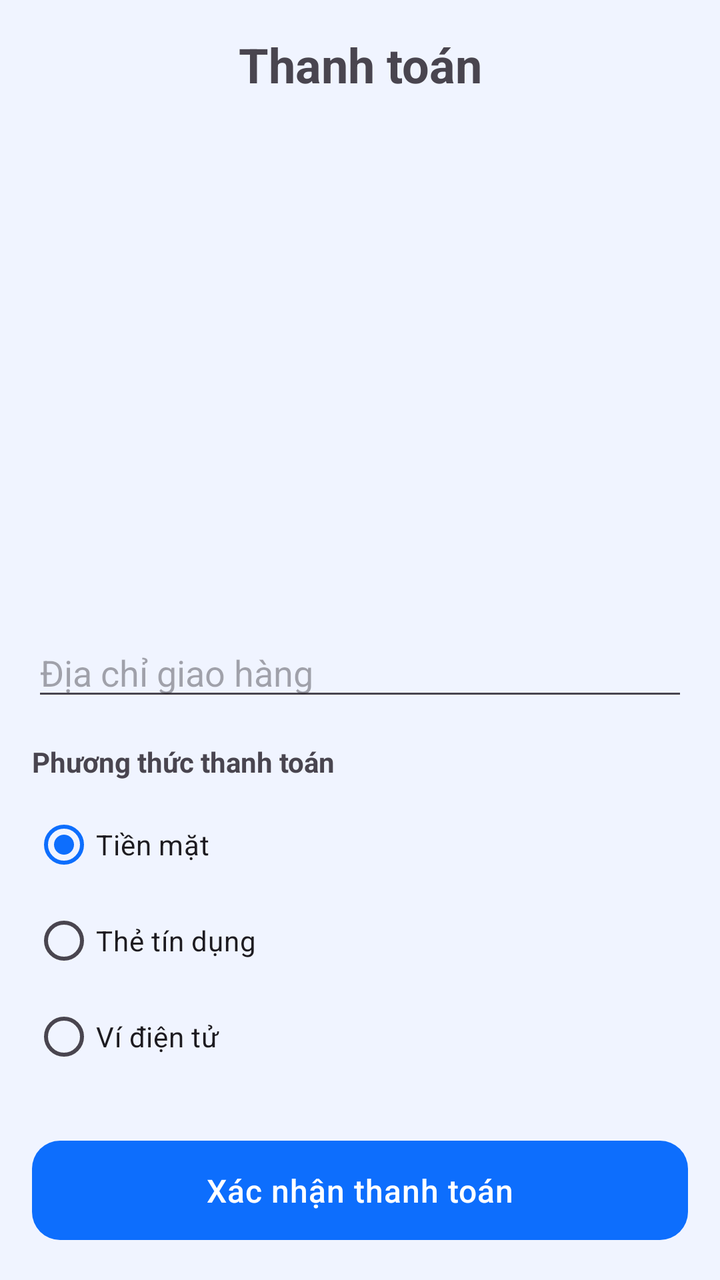
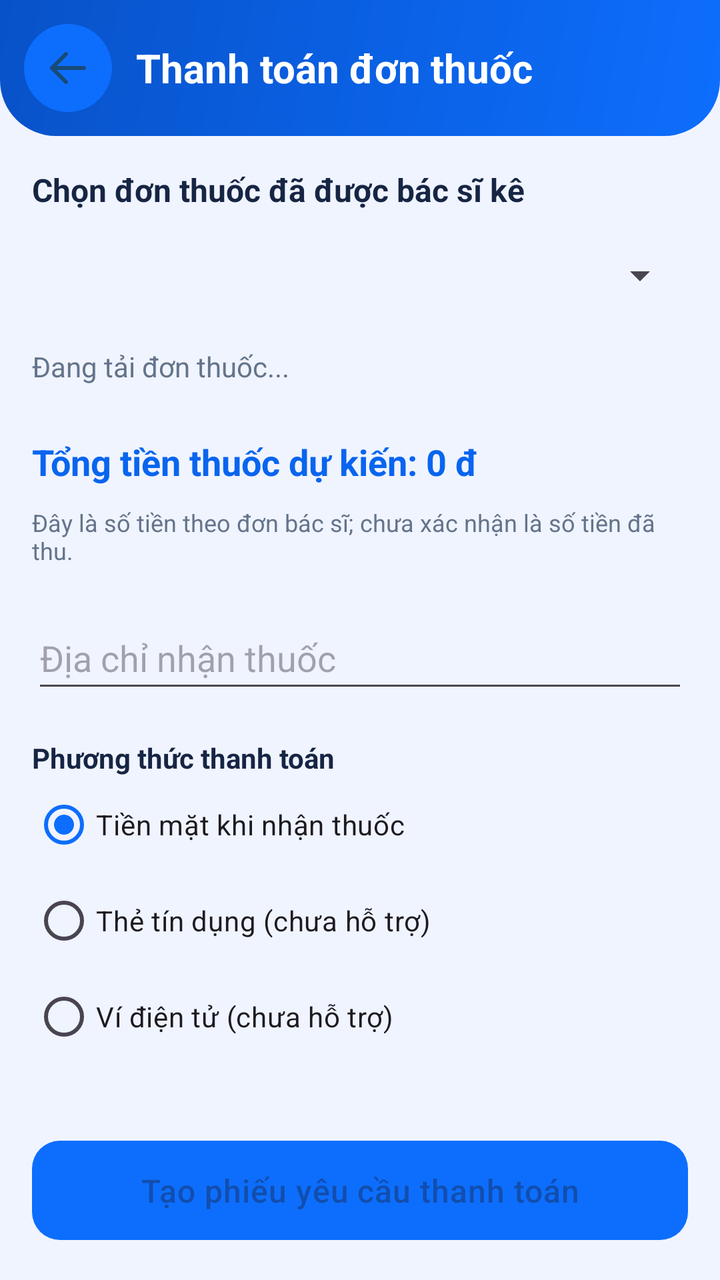

Before-and-after screenshots of an Android layout around one commit, followed by the original layout XML and the change that was made.
<!-- AndroidManifest.xml: application theme Theme.UniCare -->
<!-- res/layout/activity_payment.xml -->
<?xml version="1.0" encoding="utf-8"?>
<LinearLayout xmlns:android="http://schemas.android.com/apk/res/android"
    android:layout_width="match_parent"
    android:layout_height="match_parent"
    android:orientation="vertical"
    android:padding="16dp">

    <TextView
        android:layout_width="match_parent"
        android:layout_height="wrap_content"
        android:text="Thanh toán"
        android:textSize="24sp"
        android:textStyle="bold"
        android:gravity="center"
        android:layout_marginBottom="16dp"/>

    <androidx.recyclerview.widget.RecyclerView
        android:id="@+id/rvPaymentItems"
        android:layout_width="match_parent"
        android:layout_height="0dp"
        android:layout_weight="1"/>

    <TextView
        android:id="@+id/tvTotalAmount"
        android:layout_width="match_parent"
        android:layout_height="wrap_content"
        android:textSize="18sp"
        android:textStyle="bold"
        android:layout_marginTop="16dp"
        android:layout_marginBottom="16dp"/>

    <EditText
        android:id="@+id/etAddress"
        android:layout_width="match_parent"
        android:layout_height="wrap_content"
        android:hint="Địa chỉ giao hàng"
        android:inputType="textPostalAddress"
        android:layout_marginBottom="16dp"/>

    <TextView
        android:layout_width="match_parent"
        android:layout_height="wrap_content"
        android:text="Phương thức thanh toán"
        android:textStyle="bold"
        android:layout_marginBottom="8dp"/>

    <RadioGroup
        android:id="@+id/rgPaymentMethod"
        android:layout_width="match_parent"
        android:layout_height="wrap_content"
        android:layout_marginBottom="24dp">

        <RadioButton
            android:id="@+id/rbCash"
            android:layout_width="wrap_content"
            android:layout_height="wrap_content"
            android:text="Tiền mặt"
            android:checked="true"/>

        <RadioButton
            android:id="@+id/rbCard"
            android:layout_width="wrap_content"
            android:layout_height="wrap_content"
            android:text="Thẻ tín dụng"/>

        <RadioButton
            android:id="@+id/rbWallet"
            android:layout_width="wrap_content"
            android:layout_height="wrap_content"
            android:text="Ví điện tử"/>
    </RadioGroup>

    <Button
        android:id="@+id/btnConfirmPayment"
        android:layout_width="match_parent"
        android:layout_height="wrap_content"
        android:text="Xác nhận thanh toán"/>

</LinearLayout>
<!-- resources referenced by this layout -->
<resources>
  <style name="Theme.UniCare" parent="Theme.Material3.DayNight.NoActionBar">
          
          <item name="colorPrimary">#0D6EFD</item>
          <item name="colorPrimaryVariant">#0852C8</item>
          <item name="colorOnPrimary">#FFFFFF</item>
          
          <item name="colorSecondary">#00C4A7</item>
          <item name="colorSecondaryVariant">#00A089</item>
          <item name="colorOnSecondary">#FFFFFF</item>
          
          <item name="colorSurface">#FFFFFF</item>
          <item name="colorOnSurface">#1A1A2E</item>
          
          <item name="android:colorBackground">#F0F4FF</item>
          
          <item name="android:statusBarColor">#0852C8</item>
          <item name="android:windowLightStatusBar">false</item>
          <item name="android:navigationBarColor">#FFFFFF</item>
          <item name="android:windowLightNavigationBar">true</item>
          
          <item name="materialButtonStyle">@style/Widget.UniCare.Button</item>
          <item name="textInputStyle">@style/Widget.UniCare.TextInputLayout</item>
      </style>
  <style name="Widget.UniCare.Button" parent="Widget.Material3.Button">
          <item name="android:paddingTop">14dp</item>
          <item name="android:paddingBottom">14dp</item>
          <item name="android:textSize">16sp</item>
          <item name="android:letterSpacing">0.02</item>
          <item name="android:textAllCaps">false</item>
          <item name="cornerRadius">14dp</item>
          <item name="backgroundTint">#0D6EFD</item>
          <item name="elevation">2dp</item>
      </style>
  <style name="Widget.UniCare.TextInputLayout" parent="Widget.Material3.TextInputLayout.OutlinedBox">
          <item name="boxCornerRadiusBottomEnd">12dp</item>
          <item name="boxCornerRadiusBottomStart">12dp</item>
          <item name="boxCornerRadiusTopEnd">12dp</item>
          <item name="boxCornerRadiusTopStart">12dp</item>
          <item name="boxStrokeColor">#CBD5F5</item>
          <item name="hintTextColor">#6B7280</item>
      </style>
</resources>

<!-- the commit's change to res/layout/activity_payment.xml (unified diff, before → after) -->
@@ -3,77 +3,137 @@
     android:layout_width="match_parent"
     android:layout_height="match_parent"
     android:orientation="vertical"
-    android:padding="16dp">
+    android:background="#F0F4FF">
 
-    <TextView
+    <LinearLayout
         android:layout_width="match_parent"
         android:layout_height="wrap_content"
-        android:text="Thanh toán"
-        android:textSize="24sp"
-        android:textStyle="bold"
-        android:gravity="center"
-        android:layout_marginBottom="16dp"/>
+        android:orientation="horizontal"
+        android:gravity="center_vertical"
+        android:background="@drawable/gradient_header"
+        android:padding="12dp">
+        <ImageButton
+            android:id="@+id/btnBack"
+            android:layout_width="44dp"
+            android:layout_height="44dp"
+            android:background="@drawable/bg_icon_circle_blue"
+            android:src="@drawable/ic_arrow_back"
+            android:contentDescription="Quay lại"
+            android:padding="10dp" />
+        <TextView
+            android:layout_width="wrap_content"
+            android:layout_height="wrap_content"
+            android:layout_marginStart="12dp"
+            android:text="Thanh toán đơn thuốc"
+            android:textColor="#FFFFFF"
+            android:textSize="20sp"
+            android:textStyle="bold" />
+    </LinearLayout>
 
-    <androidx.recyclerview.widget.RecyclerView
-        android:id="@+id/rvPaymentItems"
+    <ScrollView
         android:layout_width="match_parent"
         android:layout_height="0dp"
-        android:layout_weight="1"/>
+        android:layout_weight="1"
+        android:fillViewport="true">
+        <LinearLayout
+            android:layout_width="match_parent"
+            android:layout_height="wrap_content"
+            android:padding="16dp"
+            android:orientation="vertical">
 
-    <TextView
-        android:id="@+id/tvTotalAmount"
-        android:layout_width="match_parent"
-        android:layout_height="wrap_content"
-        android:textSize="18sp"
-        android:textStyle="bold"
-        android:layout_marginTop="16dp"
-        android:layout_marginBottom="16dp"/>
+            <TextView
+                android:layout_width="match_parent"
+                android:layout_height="wrap_content"
+                android:text="Chọn đơn thuốc đã được bác sĩ kê"
+                android:textColor="#172544"
+                android:textStyle="bold"
+                android:textSize="16sp" />
+            <Spinner
+                android:id="@+id/spinnerPrescriptions"
+                android:layout_width="match_parent"
+                android:layout_height="wrap_content"
+                android:layout_marginTop="8dp"
+                android:minHeight="48dp" />
+            <TextView
+                android:id="@+id/tvPaymentStatus"
+                android:layout_width="match_parent"
+                android:layout_height="wrap_content"
+                android:layout_marginTop="12dp"
+                android:text="Đang tải đơn thuốc..."
+                android:textColor="#64748B"
+                android:textSize="14sp" />
 
-    <EditText
-        android:id="@+id/etAddress"
-        android:layout_width="match_parent"
-        android:layout_height="wrap_content"
-        android:hint="Địa chỉ giao hàng"
-        android:inputType="textPostalAddress"
-        android:layout_marginBottom="16dp"/>
+            <androidx.recyclerview.widget.RecyclerView
+                android:id="@+id/rvPaymentItems"
+                android:layout_width="match_parent"
+                android:layout_height="wrap_content"
+                android:layout_marginTop="10dp"
+                android:nestedScrollingEnabled="false" />
 
-    <TextView
-        android:layout_width="match_parent"
-        android:layout_height="wrap_content"
-        android:text="Phương thức thanh toán"
-        android:textStyle="bold"
-        android:layout_marginBottom="8dp"/>
+            <TextView
+                android:id="@+id/tvTotalAmount"
+                android:layout_width="match_parent"
+                android:layout_height="wrap_content"
+                android:layout_marginTop="16dp"
+                android:text="Tổng tiền thuốc dự kiến: 0 đ"
+                android:textColor="#0965EF"
+                android:textSize="18sp"
+                android:textStyle="bold" />
 
-    <RadioGroup
-        android:id="@+id/rgPaymentMethod"
-        android:layout_width="match_parent"
-        android:layout_height="wrap_content"
-        android:layout_marginBottom="24dp">
+            <TextView
+                android:layout_width="match_parent"
+                android:layout_height="wrap_content"
+                android:layout_marginTop="10dp"
+                android:text="Đây là số tiền theo đơn bác sĩ; chưa xác nhận là số tiền đã thu."
+                android:textColor="#64748B"
+                android:textSize="12sp" />
 
-        <RadioButton
-            android:id="@+id/rbCash"
-            android:layout_width="wrap_content"
-            android:layout_height="wrap_content"
-            android:text="Tiền mặt"
-            android:checked="true"/>
+            <EditText
+                android:id="@+id/etAddress"
+                android:layout_width="match_parent"
+                android:layout_height="wrap_content"
+                android:layout_marginTop="20dp"
+                android:hint="Địa chỉ nhận thuốc"
+                android:inputType="textPostalAddress"
+                android:minHeight="48dp" />
 
-        <RadioButton
-            android:id="@+id/rbCard"
-            android:layout_width="wrap_content"
-            android:layout_height="wrap_content"
-            android:text="Thẻ tín dụng"/>
-
-        <RadioButton
-            android:id="@+id/rbWallet"
-            android:layout_width="wrap_content"
-            android:layout_height="wrap_content"
-            android:text="Ví điện tử"/>
-    </RadioGroup>
+            <TextView
+                android:layout_width="match_parent"
+                android:layout_height="wrap_content"
+                android:layout_marginTop="18dp"
+                android:text="Phương thức thanh toán"
+                android:textColor="#172544"
+                android:textStyle="bold" />
+            <RadioGroup
+                android:id="@+id/rgPaymentMethod"
+                android:layout_width="match_parent"
+                android:layout_height="wrap_content"
+                android:orientation="vertical">
+                <RadioButton
+                    android:id="@+id/rbCash"
+                    android:layout_width="match_parent"
+                    android:layout_height="wrap_content"
+                    android:checked="true"
+                    android:text="Tiền mặt khi nhận thuốc" />
+                <RadioButton
+                    android:id="@+id/rbCard"
+                    android:layout_width="match_parent"
+                    android:layout_height="wrap_content"
+                    android:text="Thẻ tín dụng (chưa hỗ trợ)" />
+                <RadioButton
+                    android:id="@+id/rbWallet"
+                    android:layout_width="match_parent"
+                    android:layout_height="wrap_content"
+                    android:text="Ví điện tử (chưa hỗ trợ)" />
+            </RadioGroup>
+        </LinearLayout>
+    </ScrollView>
 
     <Button
         android:id="@+id/btnConfirmPayment"
         android:layout_width="match_parent"
         android:layout_height="wrap_content"
-        android:text="Xác nhận thanh toán"/>
-
+        android:layout_margin="16dp"
+        android:enabled="false"
+        android:text="Tạo phiếu yêu cầu thanh toán" />
 </LinearLayout>
<!-- resource entries referenced after the edit -->
@@ -1,5 +1,38 @@
 <!-- resources referenced by this layout -->
 <resources>
+  <!-- drawable bg_icon_circle_blue (drawable) -->
+  <?xml version="1.0" encoding="utf-8"?>
+  <shape xmlns:android="http://schemas.android.com/apk/res/android">
+      <solid android:color="#0D6EFD"/>
+      <corners android:radius="100dp"/>
+  </shape>
+  <!-- drawable gradient_header (drawable) -->
+  <?xml version="1.0" encoding="utf-8"?>
+  <shape xmlns:android="http://schemas.android.com/apk/res/android">
+      <gradient
+          android:startColor="#0D6EFD"
+          android:endColor="#0852C8"
+          android:angle="135"
+          android:type="linear"/>
+      <corners
+          android:bottomLeftRadius="28dp"
+          android:bottomRightRadius="28dp"/>
+  </shape>
+  <!-- drawable ic_arrow_back (drawable) -->
+  <?xml version="1.0" encoding="utf-8"?>
+  <vector xmlns:android="http://schemas.android.com/apk/res/android"
+      android:width="24dp"
+      android:height="24dp"
+      android:viewportWidth="24"
+      android:viewportHeight="24">
+      <path
+          android:fillColor="@android:color/transparent"
+          android:strokeColor="#184A79"
+          android:strokeWidth="2"
+          android:strokeLineCap="round"
+          android:strokeLineJoin="round"
+          android:pathData="M20,12 L4,12 M4,12 L11,5 M4,12 L11,19" />
+  </vector>
   <style name="Theme.UniCare" parent="Theme.Material3.DayNight.NoActionBar">
           
           <item name="colorPrimary">#0D6EFD</item>
